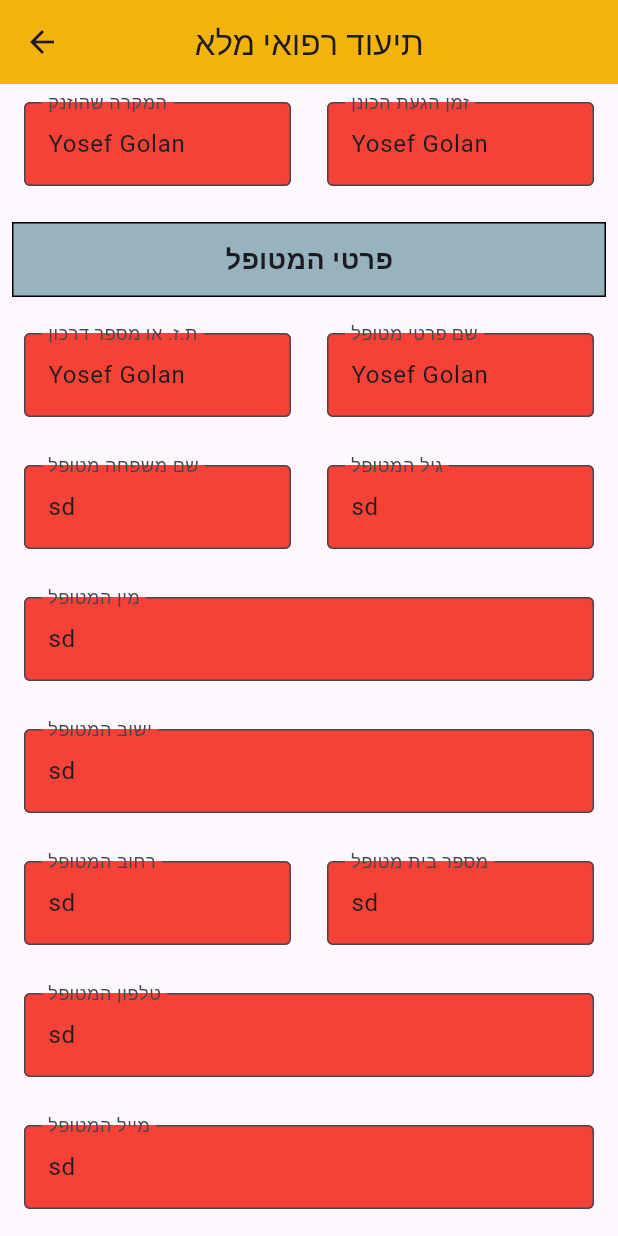
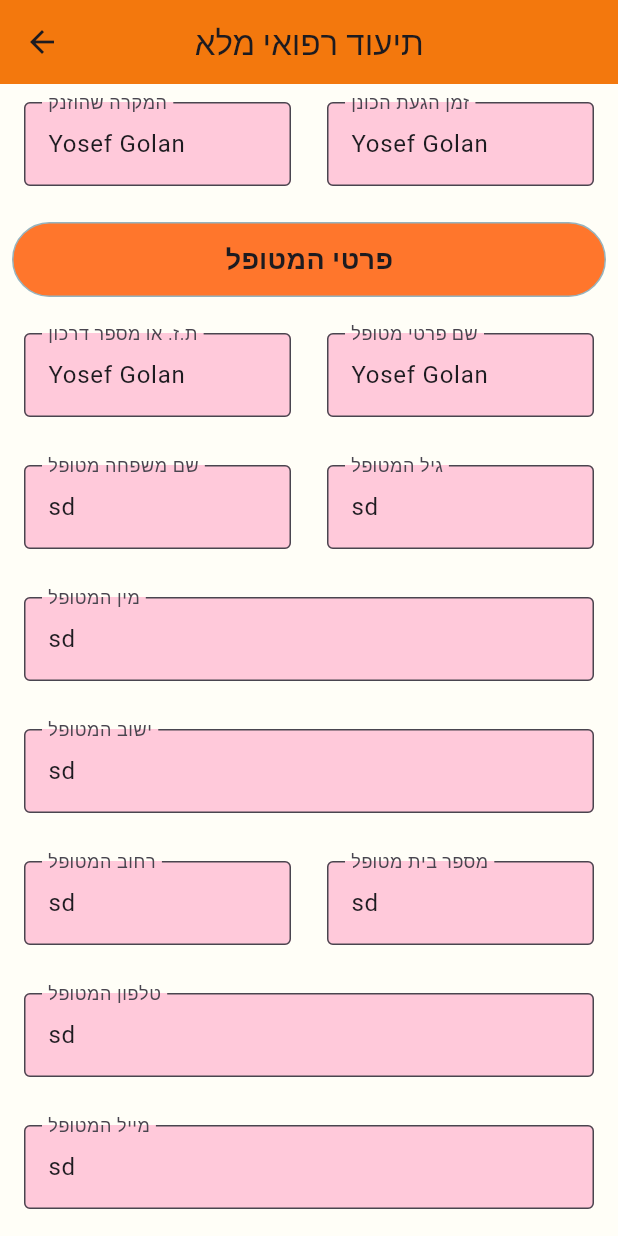
Before and after one commit to Meir-Crombie/ResQDoc-Hackthon, a Flutter app: the ParamedicDoc screen opened by its route, scrolled down 576 dp, on a phone screen of 412 x 824 dp. Run offline on Flutter 3.47's test engine with Material 3 defaults, Android fonts, the phone set to English and light mode, and no system bars; our stand-ins replace just_audio; missing offline and left inert: record.

Commit message:
basic design changes

```diff
--- a/frontend/lib/main.dart
+++ b/frontend/lib/main.dart
@@ -1,7 +1,6 @@
 import 'package:flutter/material.dart';
 import 'package:frontend/pages/settings_page.dart';
 import 'pages/home.dart';
-import 'pages/loading_screen.dart';
 import 'pages/paramedic_doc.dart';
 import 'dart:convert';
 import 'package:flutter/services.dart' show rootBundle;
@@ -15,7 +14,6 @@ Future<Map<String, dynamic>> readJson() async {
 void main() => runApp(MaterialApp(
       initialRoute: '/home',
       routes: {
-        '/': (context) => Loading(),
         '/home': (context) => Home(),
         '/paramedic': (context) => ParamedicDoc(),
         '/settings': (context) => Settings(),
--- a/frontend/lib/pages/paramedic_doc.dart
+++ b/frontend/lib/pages/paramedic_doc.dart
@@ -2,8 +2,6 @@ import 'dart:io';
 import 'package:flutter/material.dart';
 import 'dart:convert';
 import 'package:flutter/services.dart' show rootBundle;
-import 'package:path_provider/path_provider.dart';
-import 'package:permission_handler/permission_handler.dart';
 
 Future<Map<String, dynamic>> readJson() async {
   final String response = await rootBundle.loadString('data/dummydata.json');
@@ -97,10 +95,11 @@ class _ParamedicDocState extends State<ParamedicDoc> {
     }
     // מציאת הערך "David Cohen" מתוך ה-JSON
     return Scaffold(
+      backgroundColor: const Color.fromARGB(255, 255, 254, 247),
       appBar: AppBar(
         title: Text('תיעוד רפואי מלא'),
         centerTitle: true,
-        backgroundColor: const Color.fromARGB(255, 255, 187, 0),
+        backgroundColor: const Color.fromARGB(255, 255, 123, 0),
       ),
       body: SafeArea(
         child: SingleChildScrollView(
@@ -114,10 +113,9 @@ class _ParamedicDocState extends State<ParamedicDoc> {
                   height: 50, // Adjust the height as needed
                   alignment: Alignment.center, // Center the text
                   decoration: BoxDecoration(
-                    color: const Color.fromARGB(255, 150, 179, 190),
-                    border: Border.all(
-                        color: Colors.black,
-                        width: 1), // Adding border for visibility
+                    borderRadius: BorderRadius.circular(30),
+                    color: const Color.fromARGB(255, 255, 118, 44),
+                    // Adding border for visibility
                   ),
                   child: Text(
                     'פרטי הכונן',
@@ -174,9 +172,10 @@ class _ParamedicDocState extends State<ParamedicDoc> {
                   height: 50, // Adjust the height as needed
                   alignment: Alignment.center, // Center the text
                   decoration: BoxDecoration(
-                    color: const Color.fromARGB(255, 150, 179, 190),
+                    borderRadius: BorderRadius.circular(30),
+                    color: const Color.fromARGB(255, 255, 118, 44),
                     border: Border.all(
-                        color: Colors.black,
+                        color: const Color.fromARGB(255, 150, 179, 190),
                         width: 1), // Adding border for visibility
                   ),
                   child: Text(
@@ -347,9 +346,10 @@ class _ParamedicDocState extends State<ParamedicDoc> {
                   height: 50, // Adjust the height as needed
                   alignment: Alignment.center, // Center the text
                   decoration: BoxDecoration(
-                    color: const Color.fromARGB(255, 150, 179, 190),
+                    borderRadius: BorderRadius.circular(30),
+                    color: const Color.fromARGB(255, 255, 118, 44),
                     border: Border.all(
-                        color: Colors.black,
+                        color: const Color.fromARGB(255, 150, 179, 190),
                         width: 1), // Adding border for visibility
                   ),
                   child: Text(
@@ -556,9 +556,10 @@ class _ParamedicDocState extends State<ParamedicDoc> {
                   height: 50, // Adjust the height as needed
                   alignment: Alignment.center, // Center the text
                   decoration: BoxDecoration(
-                    color: const Color.fromARGB(255, 150, 179, 190),
+                    borderRadius: BorderRadius.circular(30),
+                    color: const Color.fromARGB(255, 255, 118, 44),
                     border: Border.all(
-                        color: Colors.black,
+                        color: const Color.fromARGB(255, 150, 179, 190),
                         width: 1), // Adding border for visibility
                   ),
                   child: Text(
@@ -709,9 +710,10 @@ class _ParamedicDocState extends State<ParamedicDoc> {
                   height: 50, // Adjust the height as needed
                   alignment: Alignment.center, // Center the text
                   decoration: BoxDecoration(
-                    color: const Color.fromARGB(255, 150, 179, 190),
+                    borderRadius: BorderRadius.circular(30),
+                    color: const Color.fromARGB(255, 255, 118, 44),
                     border: Border.all(
-                        color: Colors.black,
+                        color: const Color.fromARGB(255, 150, 179, 190),
                         width: 1), // Adding border for visibility
                   ),
                   child: Text(
@@ -995,7 +997,9 @@ class _DefaultTextFieldState extends State<DefaultTextField> {
             border: OutlineInputBorder(),
             floatingLabelAlignment: FloatingLabelAlignment.start,
             filled: true,
-            fillColor: widget.checkedNode ? Colors.green : Colors.red,
+            fillColor: widget.checkedNode
+                ? const Color.fromARGB(255, 139, 255, 178)
+                : const Color.fromARGB(255, 255, 201, 218),
           ),
         ),
       ),
```
Also changed, not shown: frontend/lib/pages/loading_screen.dart (deleted, +0 -21 lines).
